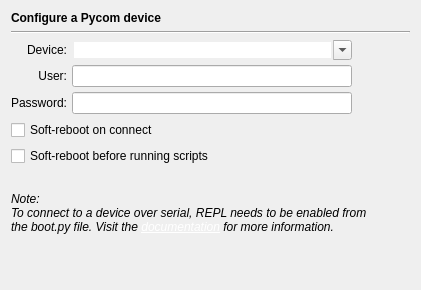
Qt form Plugins/PycomDevice/ConfigurationPage/PycomDevicePage.ui (sg-wireless/Pymakr) before a commit.
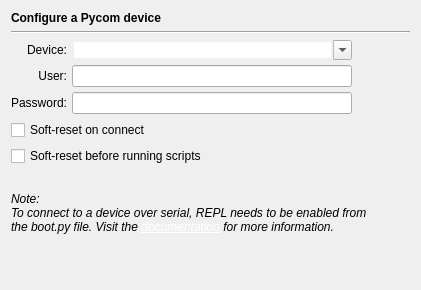
The same form after that commit.

Diff of the .ui file:
```diff
--- a/Plugins/PycomDevice/ConfigurationPage/PycomDevicePage.ui
+++ b/Plugins/PycomDevice/ConfigurationPage/PycomDevicePage.ui
@@ -125,14 +125,14 @@
    <item>
     <widget class="QCheckBox" name="softRebootConnect">
      <property name="text">
-      <string>Soft-reboot on connect</string>
+      <string>Soft-reset on connect</string>
      </property>
     </widget>
    </item>
    <item>
     <widget class="QCheckBox" name="softRebootScripts">
      <property name="text">
-      <string>Soft-reboot before running scripts</string>
+      <string>Soft-reset before running scripts</string>
      </property>
     </widget>
    </item>
```
Left out of the diff: 4 changed lines with no effect on the pictures.
